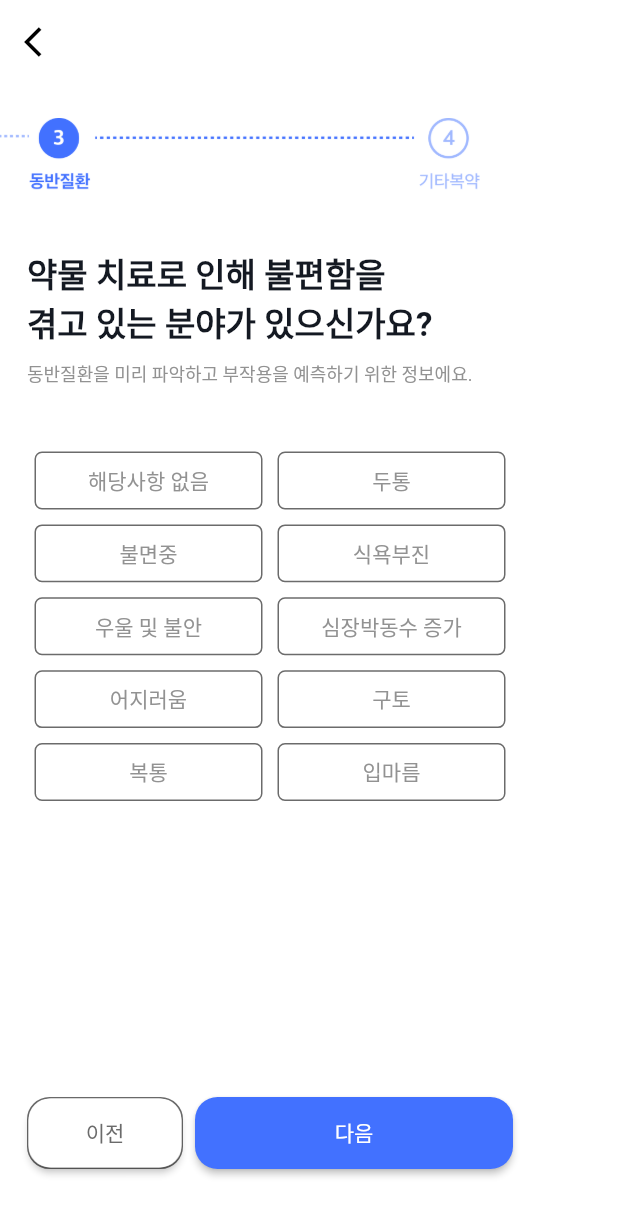
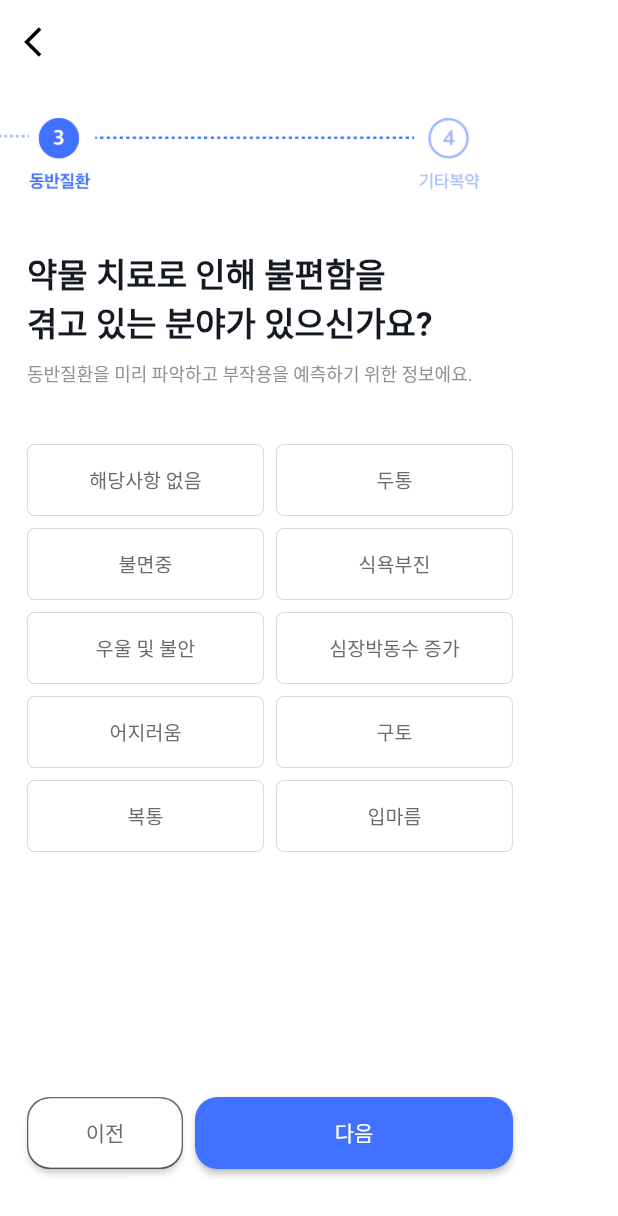
Before and after one commit to rieull0225/Pilling, a Flutter app: the additional screen opened directly, swiped to page 3, on a phone screen of 412 x 824 dp. Shown: the top 1216 px of the screen. Run offline on Flutter 3.47's test engine with Material 2 defaults, Android fonts, the light colour scheme and no system bars; our stand-ins replace date_format, dotted_line, get, smooth_page_indicator, timer_builder; Roboto replaces fonts that are missing (Apple, Gmarket).

Commit message:
0926 둘째줄 complete

```diff
--- a/lib/additional.dart
+++ b/lib/additional.dart
@@ -6,6 +6,20 @@ import 'package:flutter/services.dart';
 import 'main.dart';
 import 'package:dotted_line/dotted_line.dart';
 
+List<Widget> s1 = [];
+List<Widget> e1 = [];
+List<Widget> s2 = [];
+List<Widget> e2 = [];
+List<Widget> s3 = [Container(width : 75, height : 101 ,child: Center(child: Text("AM", style : TextStyle(fontSize: 21,)))),
+  Container(width : 75, height : 101 ,child: Center(child: Text("PM", style : TextStyle(fontSize: 21,))))];
+List<Widget> e3 = [Container(width : 75, height : 101 ,child: Center(child: Text("AM", style : TextStyle(fontSize: 21,)))),
+  Container(width : 75, height : 101 ,child: Center(child: Text("PM", style : TextStyle(fontSize: 21,))))];
+
+List<Widget> ache = [];
+List<bool> _idx = [false,false,false,false,false,false,false,false,false, false];
+List<String> name = ['해당사항 없음', '두통', '불면중','식욕부진','우울 및 불안','심장박동수 증가','어지러움','구토','복통','입마름'];
+List<bool> _idx2 = [false,false];
+List<String> name2 = ["아니요, 없어요.", "네, 있어요"];
 final controller = PageController(viewportFraction:1.0,
     initialPage: 0);
 
@@ -20,40 +34,11 @@ class _additionalState extends State<additional> {
   final PageController pageController = PageController(
     initialPage: 0,
   );
-  List<Widget> s1 = [];
-  List<Widget> e1 = [];
-  List<Widget> s2 = [];
-  List<Widget> e2 = [];
-  List<Widget> s3 = [Container(width : 75, height : 101 ,child: Center(child: Text("AM", style : TextStyle(fontSize: 21,)))),
-    Container(width : 75, height : 101 ,child: Center(child: Text("PM", style : TextStyle(fontSize: 21,))))];
-  List<Widget> e3 = [Container(width : 75, height : 101 ,child: Center(child: Text("AM", style : TextStyle(fontSize: 21,)))),
-    Container(width : 75, height : 101 ,child: Center(child: Text("PM", style : TextStyle(fontSize: 21,))))];
 
-  List<Widget> ache = [];
-  List<bool> isAche = [false,false,false,false,false,false,false,false,false, false];
-  List<String> name = ['해당사항 없음', '두통', '불면중','식욕부진','우울 및 불안','심장박동수 증가','어지러움','구토','복통','입마름'];
 
 
   _additionalState(){
     initList();
-  }
-
-  Widget _ache(String text, int i){
-    return GestureDetector(
-      onTap: (){
-        setState((){
-          isAche[i]  = isAche[i] ? false: true;
-        });
-      },
-      child : Padding(
-        padding: const EdgeInsets.all(5.0 ),
-        child: Container( width : 200 , height : 60,
-          decoration: BoxDecoration( borderRadius: BorderRadius.circular(5),border : Border.all(color : Color(0xff6b6b6b)),color: Colors.white,),
-          child:
-            Center(child: Text("${text}",style : TextStyle(color : Color(0xff929292), fontSize: 14))),
-        ),
-      )
-    );
   }
 
   void initList(){
@@ -67,12 +52,8 @@ class _additionalState extends State<additional> {
         e2.add(Container(width : 75, height : 101,child: Center(child: Text("${i}",style : TextStyle(fontSize: 16,)))));
       }
     }
-    if(ache.isEmpty){
-      for(int i = 0 ; i < 10 ; ++i ){
-        ache.add(_ache(name[i], i));
   }
-    }
-  }
+
 
 
   @override
@@ -120,8 +101,6 @@ class _additionalState extends State<additional> {
       ),
     );
   }
-}
-
 
   Column First(PageController pageController){
     return Column(
@@ -421,9 +400,18 @@ Column Third(PageController pageController, List<Widget> ache){
           Padding(
             padding: const EdgeInsets.only(left : 18.0),
             child: SizedBox(height : 324, width : 324,
-              child : GridView.count(crossAxisCount : 2,
-                  childAspectRatio: (160 ) / 48,
-                  children : ache)
+              child : GridView.builder(
+                  itemCount : name.length,
+                  gridDelegate : SliverGridDelegateWithFixedCrossAxisCount(
+                    crossAxisCount: 2,
+                    crossAxisSpacing: 8,
+                    mainAxisSpacing : 8,
+                    childAspectRatio: 158/48,
+                  ),
+                  itemBuilder: (BuildContext context, int i){
+                    return Buttons(name[i], i);
+                  }
+              ),
             ),
           ),
 
@@ -467,6 +455,8 @@ Column Third(PageController pageController, List<Widget> ache){
     );
   }
 
+
+
   Column Forth(PageController pageController) {
     return Column(
         crossAxisAlignment: CrossAxisAlignment.start,
@@ -488,31 +478,8 @@ Column Forth(PageController pageController) {
             child: Text("처방되는 약과의 병용금기 유무를 파악하기 위한 정보에요.", style : TextStyle(fontSize: 12, color : Color(0xff929292), fontWeight: FontWeight.w400)),
           ),
           SizedBox(height : 38 ),
-        Padding(
-          padding: const EdgeInsets.only(left : 18.0),
-          child: GestureDetector(child:Container(
-            decoration: BoxDecoration(border:Border.all(color:Color(0xff6b6b6b)),borderRadius: BorderRadius.circular(5)),
-            width : 324 , height : 48 ,
-              child :Center(
-                child : Text('아니요, 없어요.',style : TextStyle(fontSize: 12, color : Color(0xff3b3b3b)))
-              ))),
-        ),
-        SizedBox(height : 9 ),
-        Padding(
-          padding: const EdgeInsets.only(left : 18.0),
-          child: GestureDetector(child:Container(
-              decoration: BoxDecoration(border:Border.all(color:Color(0xff6b6b6b)),borderRadius: BorderRadius.circular(5)),
-              width : 324 , height : 48 ,
-              child :Center(
-                  child : Text('네, 있어요',style : TextStyle(fontSize: 12, color : Color(0xff3b3b3b)))
-              ))),
-        ),
 
-
-
-
-
-
+          for(int i = 0 ; i < name2.length ; ++i) Buttons2(name2[i],i),
           Expanded(child : Container()),
           Padding(
             padding: const EdgeInsets.only(left : 18.0),
@@ -532,3 +499,83 @@ Column Forth(PageController pageController) {
         ]
     );
   }
+  Widget Buttons(String text, int idx){
+    return
+      SizedBox(height : 48,width : 158,
+          child : _idx[idx] ? TextButton(onPressed: (){
+            setState((){
+              buttonPressed(idx);
+            });
+          },
+              style : TextButton.styleFrom(
+                  backgroundColor: Color(0xffebf0ff),
+                  side : BorderSide(color : Color(0xff4271ff), width : 0.7),
+                  shape : RoundedRectangleBorder(
+                    borderRadius: BorderRadius.circular(5),
+                  )
+              ),
+              child : Text(text, style: TextStyle(fontSize: 13, color: Color(0xff6b6b6b)),))
+              :TextButton(onPressed: (){
+            setState(() {
+              buttonPressed(idx);
+              _idx[idx] = true;
+            });
+          },
+              style : TextButton.styleFrom(
+                  primary: Colors.white,
+                  side : BorderSide(color : Color(0xffdadada), width : 0.7),
+                  shape : RoundedRectangleBorder(
+                    borderRadius: BorderRadius.circular(5),
+                  )
+              ),
+              child : Text(text, style: TextStyle(fontSize: 13, color: Color(0xff6b6b6b)),)));
+  }
+
+  Widget Buttons2(String text, int idx){
+    return
+      Padding(
+        padding: const EdgeInsets.fromLTRB(18,4,18,4),
+        child: SizedBox(height : 48,width : 324,
+            child : _idx2[idx] ? TextButton(onPressed: (){
+              setState((){
+                buttonPressed2(idx);
+              });
+            },
+                style : TextButton.styleFrom(
+                    backgroundColor: Color(0xffebf0ff),
+                    side : BorderSide(color : Color(0xff4271ff), width : 0.7),
+                    shape : RoundedRectangleBorder(
+                      borderRadius: BorderRadius.circular(5),
+                    )
+                ),
+                child : Text(text, style: TextStyle(fontSize: 13, color: Color(0xff6b6b6b)),))
+                :TextButton(onPressed: (){
+              setState(() {
+                buttonPressed2(idx);
+                _idx2[idx] = true;
+              });
+            },
+                style : TextButton.styleFrom(
+                    primary: Colors.white,
+                    side : BorderSide(color : Color(0xffdadada), width : 0.7),
+                    shape : RoundedRectangleBorder(
+                      borderRadius: BorderRadius.circular(5),
+                    )
+                ),
+                child : Text(text, style: TextStyle(fontSize: 13, color: Color(0xff6b6b6b)),))),
+      );
+  }
+
+
+  buttonPressed(int idx){
+    for(int i = 0 ; i < _idx.length ; ++i)
+      _idx[i] = false;
+    _idx[idx] = _idx[idx] ? false : true;
+  }
+
+  buttonPressed2(int idx){
+    for(int i = 0 ; i < _idx2.length ; ++i)
+      _idx2[i] = false;
+    _idx2[idx] = _idx2[idx] ? false : true;
+  }
+}
--- a/lib/home.dart
+++ b/lib/home.dart
@@ -1,4 +1,5 @@
 
+import 'package:degree/sideEffect.dart';
 import 'package:flutter/cupertino.dart';
 import 'package:flutter/material.dart';
 import 'package:date_format/date_format.dart';
@@ -57,7 +58,9 @@ class _HomeState extends State<Home> {
       floatingActionButton : FloatingActionButton(
         backgroundColor: Color(0xffff5b64),
         child : Image.asset("assets/image/home/Vector.png",fit: BoxFit.fill,),
-        onPressed: (){},
+        onPressed: (){
+          Get.to(SideEff());
+        },
       )
     );
   }
--- a/lib/search_result.dart
+++ b/lib/search_result.dart
@@ -51,7 +51,7 @@ class search_result extends StatelessWidget {
                           ),
                           Padding(
                             padding: const EdgeInsets.only(bottom:44.0),
-                            child: SizedBox(width : 55 , height : 55 ,child: Image.asset("assets/image/병원검색_전화.png")),
+                            child: SizedBox(width : 55 , height : 55 ,child: Image.asset("assets/image/general/병원검색_전화.png")),
                           )
                         ],
                       )
@@ -74,7 +74,7 @@ class search_result extends StatelessWidget {
                                     crossAxisAlignment: CrossAxisAlignment.start,
                                     children: [
                                       Row(
-                                        children: [SizedBox(child : Image.asset("assets/image/병원검색_의사정보.png"), width : 16  , height : 16 ),
+                                        children: [SizedBox(child : Image.asset("assets/image/general/병원검색_의사정보.png"), width : 16  , height : 16 ),
                                           SizedBox(width : 5.38 ),
                                           Text('의사 정보',style : TextStyle(fontSize : 13, fontFamily : 'Gmarket',color : Color(0xff6b6b6b)))
                                         ],
@@ -93,7 +93,7 @@ class search_result extends StatelessWidget {
                                                   width : 82 , height : 82 ,
                                                   decoration : BoxDecoration(
                                                     shape : BoxShape.circle,
-                                                    image : DecorationImage(fit : BoxFit.fill, image : AssetImage("assets/image/심볼_blue.png")),
+                                                    image : DecorationImage(fit : BoxFit.fill, image : AssetImage("assets/image/general/심볼_blue.png")),
                                                   )
                                                 ),
                                                 SizedBox(height : 12),
--- a/lib/welcome.dart
+++ b/lib/welcome.dart
@@ -41,7 +41,7 @@ class _welcomeState extends State<welcome> {
                     padding : EdgeInsets.zero
                 ),
                 onPressed: (){
-                  Get.to(()=>Home());
+                  Get.offAll(()=>Home());
                 }, child: Text("홈으로", style: TextStyle(color : Color(0xffffffff),fontSize: 14,fontFamily: 'Gmarket',),textAlign: TextAlign.center,)))
             ,SizedBox(height : 17)
           ],
```
Also changed, not shown: lib/homeFirst.dart (+11 -5 lines), lib/sideEffect.dart (added, +317 -0 lines), lib/signin.dart (+86 -41 lines). Lines whose indentation alone changed are shown as unchanged.
